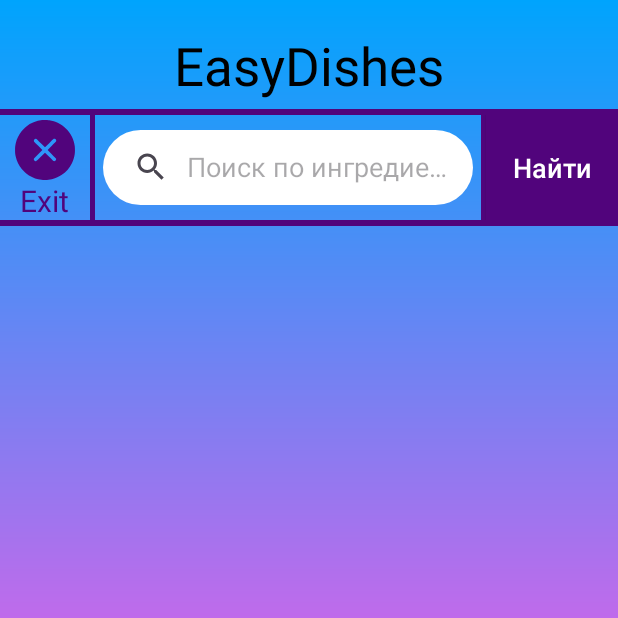
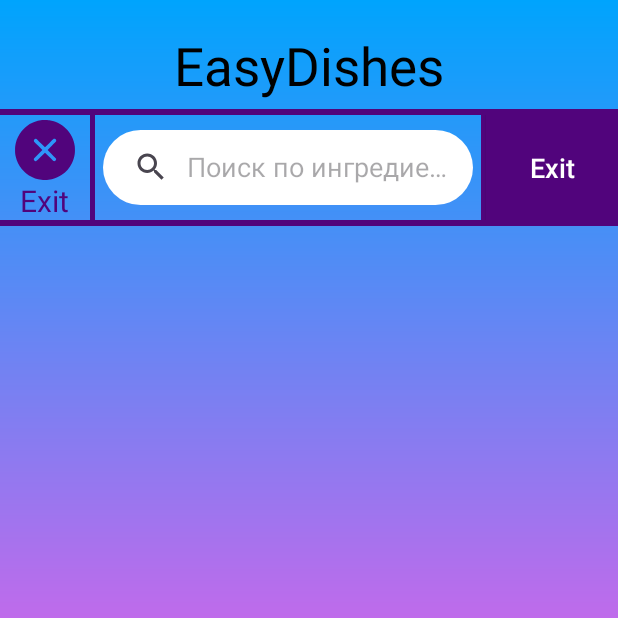
Before and after one commit to Ryqite/DishHelper-App, an Android app: the MainMenuActivity screen opened directly, with no data from a screen before it, on a phone screen of 412 x 824 dp, the top half of it. Run offline under Robolectric (Android 15) with nearby library versions, the phone set to English and light mode, and no system bars; our stand-ins replace Firebase (no records; nobody signed in at launch, a user with empty details on screens opened directly).

Commit message:
searchview added(working)

```diff
--- a/app/src/main/res/layout/activity_main_page.xml
+++ b/app/src/main/res/layout/activity_main_page.xml
@@ -79,6 +79,9 @@
                 android:layout_marginEnd="5dp"
                 android:layout_marginBottom="10dp"
                 android:layout_weight="1"
+                android:focusableInTouchMode="true"
+                android:imeOptions="actionDone"
+                android:inputType="text"
                 android:background="@drawable/ic_corners"
                 android:backgroundTint="@color/white"
                 android:iconifiedByDefault="false"
@@ -96,7 +99,8 @@
                 android:layout_width="wrap_content"
                 android:layout_height="match_parent"
                 android:background="@color/low_divider"
-                android:text="@string/search_button"
+                android:onClick="backToAuthentication"
+                android:text="@string/return_button"
                 android:textAllCaps="false"
                 android:textColor="@color/white"
                 android:textSize="18sp" />
@@ -135,7 +139,9 @@
                 android:iconifiedByDefault="false"
                 android:queryBackground="@android:color/transparent"
                 android:queryHint="@string/hint_by_name"
-                android:focusable="false"
+                android:focusableInTouchMode="true"
+                android:inputType="text"
+                android:imeOptions="actionDone"
                 app:layout_constraintBottom_toBottomOf="parent"
                 app:layout_constraintEnd_toEndOf="parent"
                 app:layout_constraintStart_toStartOf="parent"
--- a/app/src/main/res/values/strings.xml
+++ b/app/src/main/res/values/strings.xml
@@ -10,12 +10,12 @@
     <string name="singup_hint">Нет аккаунта? Создайте сейчас!</string>
     <string name="log_in_hint">Есть аккаунт? Войдите сейчас!</string>
     <string name="hint_by_name">Поиск по названию</string>
-    <string name="search_button">Найти</string>
     <string name="hint_by_ingredients">Поиск по ингредиентам</string>
-    <string name="errorText">error</string>
-    <string name="dish_icon">Icon</string>
+    <string name="errorText">Ошибка</string>
+    <string name="dish_icon">Иконка</string>
     <string name="composition_title">Состав:</string>
     <string name="recipe_text">Рецепт:</string>
     <string name="exit">Exit</string>
     <string name="content_error">Content_error</string>
+    <string name="return_button" translatable="false">Exit</string>
 </resources>
--- a/gradle/libs.versions.toml
+++ b/gradle/libs.versions.toml
@@ -1,5 +1,5 @@
 [versions]
-agp = "8.7.0"
+agp = "8.7.2"
 googleServices = "4.4.2"
 kotlin = "1.9.24"
 coreKtx = "1.13.1"
```
Also changed, not shown: app/src/main/java/com/example/kursovaya/ListDishes.kt (+34 -1 lines), app/src/main/java/com/example/kursovaya/MainMenuActivity.kt (+30 -9 lines), 1 other file.
